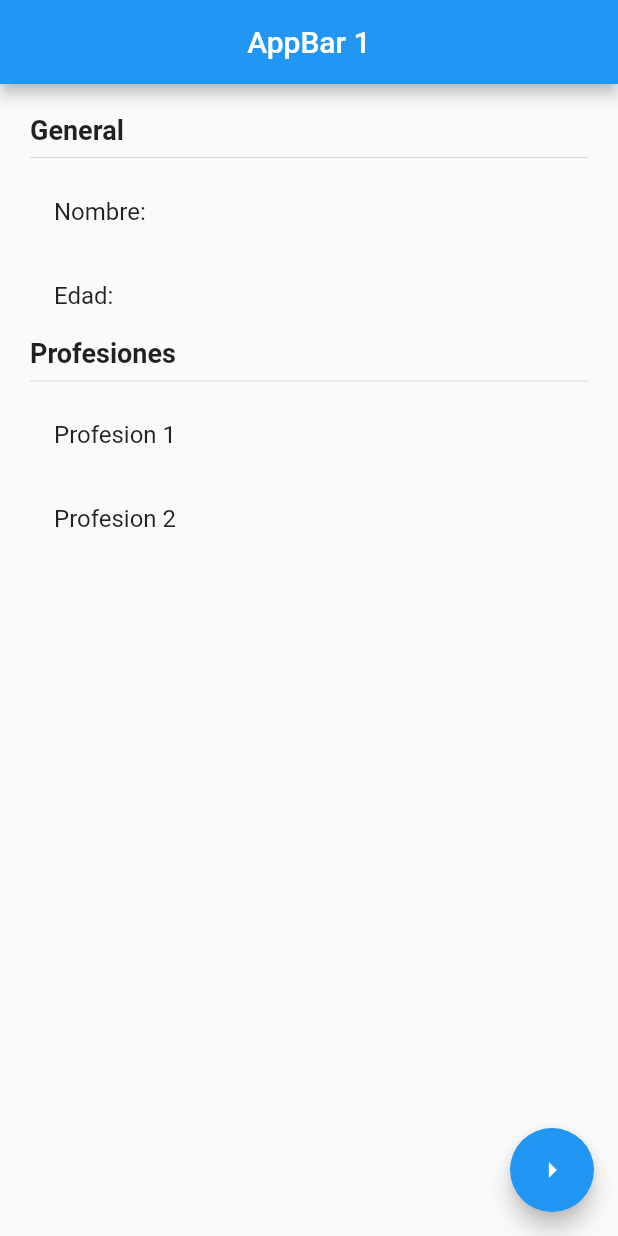
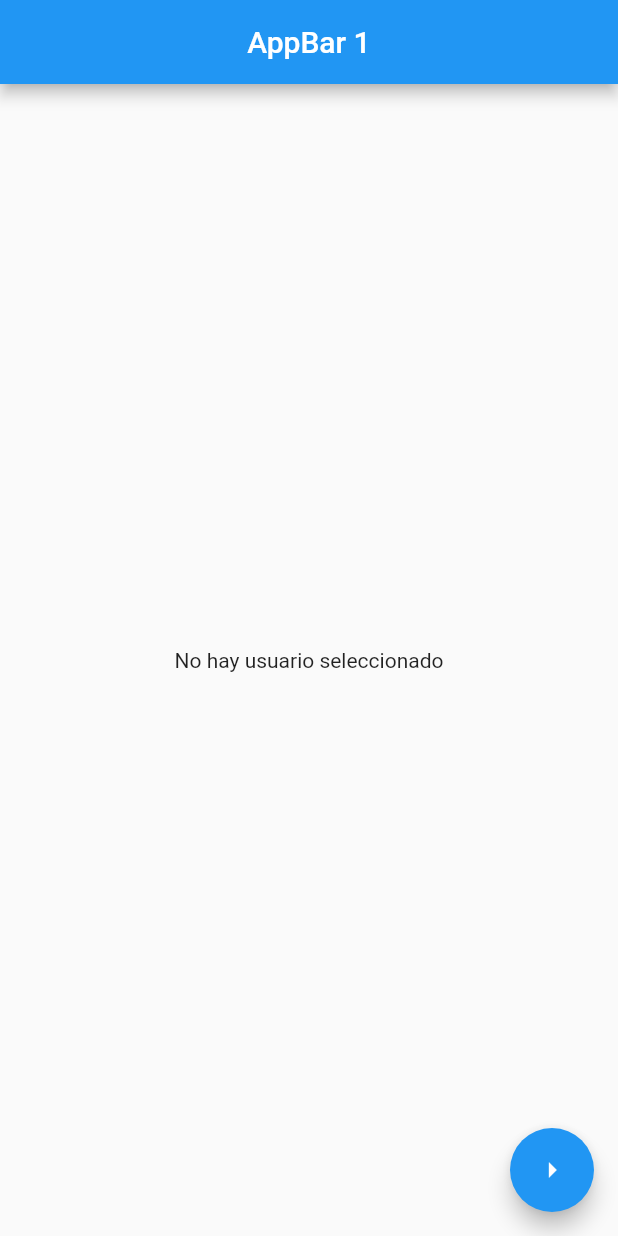
Before and after one commit to 93jose93/estados, a Flutter app: the screen it shows after launch, on a phone screen of 412 x 824 dp. Run offline on Flutter 3.47's test engine with Material 2 defaults, Android fonts, the phone set to English and light mode, and no system bars; our stand-ins replace get.

Commit message:
Fin rama estado GetX

```diff
--- /dev/null
+++ b/lib/controllers/usuario_controller.dart
@@ -0,0 +1,42 @@
+import 'package:estados/models/usuario.dart';
+import 'package:get/get.dart';
+
+class UsuarioController extends GetxController {
+
+  //esto es un bool, pero es una porgramacion reactiva de GetX
+  var existeUsario = false.obs;
+  //este es pára redibujar el usaurio
+  var usuario = new Usuario().obs;
+
+
+//para refactorizar
+//un metodo
+int get profesionesCount {
+  return this.usuario.value.profesiones.length;
+}
+
+  //metodo de añadir usuario
+  void cargarUsuario( Usuario pUsuario ) {
+
+    //cambia el valor a true
+    this.existeUsario.value = true;
+
+     //instancia
+     //agrega al usaurio
+     this.usuario.value = pUsuario;
+  }
+
+  //nuevo metodo
+
+  void cambiarEdad( int pEdad ) {
+    this.usuario.update((val) {
+      val!.edad = pEdad;
+    });
+  }
+
+  void agregarProfesion( String pProfesion ) {
+    this.usuario.update((val) {
+      val!.profesiones = [ ...val.profesiones, pProfesion];
+    });
+  }
+}
--- a/lib/main.dart
+++ b/lib/main.dart
@@ -1,20 +1,31 @@
 import 'package:estados/pages/pagina1_page.dart';
 import 'package:estados/pages/pagina2_page.dart';
 import 'package:flutter/material.dart';
+import 'package:get/get.dart';
 
 void main() => runApp(MyApp());
 
 class MyApp extends StatelessWidget {
   @override
   Widget build(BuildContext context) {
-    return MaterialApp(
+    //se importa la libreria de Getx
+    return GetMaterialApp(
       debugShowCheckedModeBanner: false,
       title: 'Material App',
       initialRoute: 'pagina1',
+      /*
       routes: {
         'pagina1': ( _ ) => Pagina1Screen(),
         'pagina2': ( _ ) => Pagina2Screen(),
       },
+      */
+      //esto es lo que agrega nuevo en getx, por que permite agregar mas cosas
+      getPages: [
+          GetPage(name: '/pagina1', page: () => Pagina1Screen()),
+          GetPage(name: '/pagina2', page: () => Pagina2Screen())
+      ],
+      //con getx ya es diferente aplicarlo el tema
+      //theme: ThemeData.dark(),
     );
   }
 }
--- a/lib/models/usuario.dart
+++ b/lib/models/usuario.dart
@@ -1,12 +1,12 @@
 
 class Usuario{
-   String nombre;
-   int edad;
+   String? nombre;
+   int? edad;
    List<String> profesiones;
 
   Usuario({
-    required  this.nombre,
-    required  this.edad,
-    required  this.profesiones
+      this.nombre,
+      this.edad,
+      this.profesiones = const [],
   });
 }
--- a/lib/pages/pagina1_page.dart
+++ b/lib/pages/pagina1_page.dart
@@ -1,28 +1,75 @@
+import 'package:estados/controllers/usuario_controller.dart';
+import 'package:estados/models/usuario.dart';
 import 'package:flutter/material.dart';
+import 'package:get/get.dart';
 
 
 class Pagina1Screen extends StatelessWidget {
 
   @override
   Widget build(BuildContext context) {
+
+     //este es el controlador creado
+     //esta es la instancia
+     final usaurioControler = Get.put(UsuarioController());
+
+
+
     return Scaffold(
       appBar: AppBar(
         title: Text('AppBar 1'),
         centerTitle: true,
       ),
-      body: InformacionUsuario(),
+      body:
+      //para mostrar la infromacion
+      //existeUsario esta en true asi se coloco
+      //usaurioControler trae la infromacion del usuario
+       Obx( ( ) => usaurioControler.existeUsario.value
+                   //como estara en true mostrara  informacion
+                   ? InformacionUsuario( usuario: usaurioControler.usuario.value)
+                   //cuando esta false
+                   : NoInfo()
+       ),
+
+
       floatingActionButton: FloatingActionButton(
        child: Icon(Icons.arrow_right),
-       onPressed: () {
-         Navigator.pushNamed(context,  'pagina2');
-       },
+       //onPressed: () => Navigator.pushNamed(context,  'pagina2')
+
+       //esta es una forma de hacer la navegacion con getx
+       //onPressed: () => Get.to(Pagina2Screen())
+       //y esta otra forma
+       //onPressed: () => Get.toNamed('pagina2'),
+
+       //aqui enviaremos argumentos
+       onPressed: () => Get.toNamed('pagina2', arguments: {
+           'nombre' : 'Alejandro',
+           'edad' : 27
+       }),
+
+
      ),
    );
   }
 }
 
+class NoInfo extends StatelessWidget {
+
+  @override
+  Widget build(BuildContext context) {
+    return Container(
+      child: Center(
+        child: Text('No hay usuario seleccionado'),
+      ),
+    );
+  }
+}
+
 class InformacionUsuario extends StatelessWidget {
 
+  final Usuario usuario;
+
+  const InformacionUsuario({ required this.usuario });
 
   @override
   Widget build(BuildContext context) {
@@ -38,14 +85,18 @@ class InformacionUsuario extends StatelessWidget {
             Text('General', style: TextStyle(fontSize: 18, fontWeight: FontWeight.bold),),
             Divider(),
 
-            ListTile( title: Text('Nombre: '),),
-            ListTile( title: Text('Edad: '),),
+            ListTile( title: Text('Nombre: ${ this.usuario.nombre}'),),
+            ListTile( title: Text('Edad: ${ this.usuario.edad}'),),
 
             Text('Profesiones', style: TextStyle(fontSize: 18, fontWeight: FontWeight.bold),),
             Divider(),
 
-            ListTile( title: Text('Profesion 1'),),
-            ListTile( title: Text('Profesion 2'),),
+            //ListTile( title: Text('Profesion 1'),),
+            //como estamos dentro del un arreglo por eso lo espárce con ...
+            ...usuario.profesiones.map((profesion) => ListTile(
+              title: Text(profesion),
+            ))
+
           ],
         ),
     );
--- a/pubspec.yaml
+++ b/pubspec.yaml
@@ -28,6 +28,7 @@ dependencies:
   # The following adds the Cupertino Icons font to your application.
   # Use with the CupertinoIcons class for iOS style icons.
   cupertino_icons: ^1.0.2
+  get: ^4.3.8
 
 dev_dependencies:
   flutter_test:
```
Also changed, not shown: lib/pages/pagina2_page.dart (+34 -4 lines), pubspec.lock.
